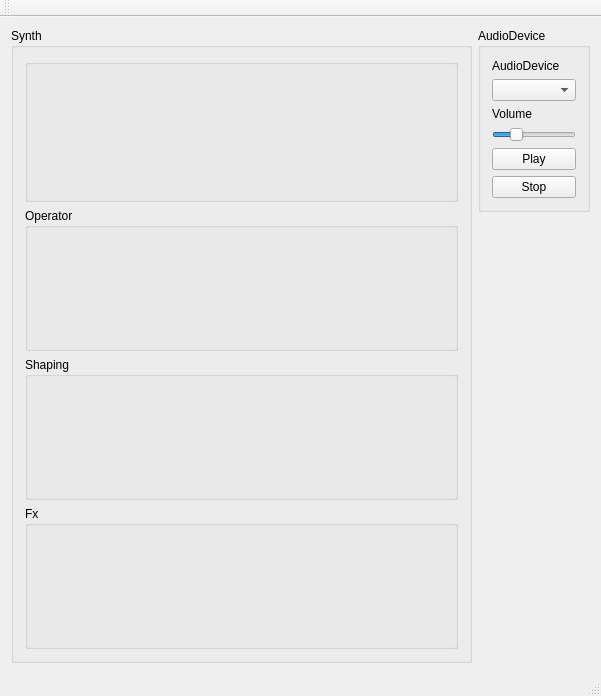
djeemie2000/SynthPlayground, file Synth7/mainwindow.ui: the form before one commit.
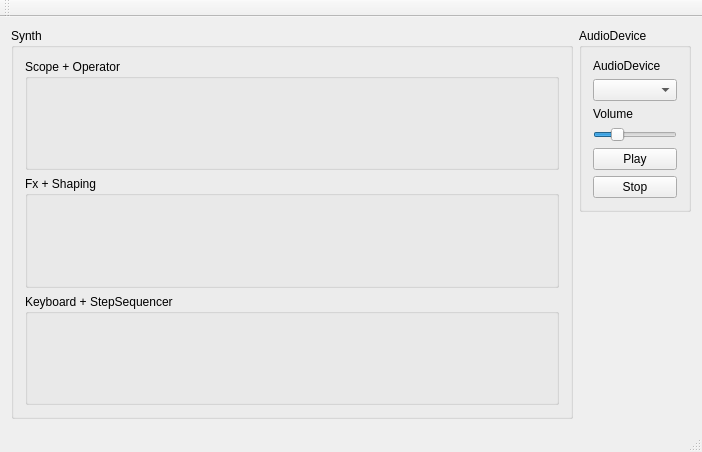
The form after the commit.

Commit message: RSynth7 : re-arranged gui

Patch:
```diff
--- a/Synth7/mainwindow.ui
+++ b/Synth7/mainwindow.ui
@@ -6,8 +6,8 @@
    <rect>
     <x>0</x>
     <y>0</y>
-    <width>601</width>
-    <height>696</height>
+    <width>702</width>
+    <height>452</height>
    </rect>
   </property>
   <property name="windowTitle">
@@ -21,32 +21,10 @@
        <string>Synth</string>
       </property>
       <layout class="QVBoxLayout" name="verticalLayout">
-       <item>
-        <widget class="QGroupBox" name="groupBox_Scope">
-         <property name="title">
-          <string/>
-         </property>
-         <layout class="QHBoxLayout" name="horizontalLayout_3">
-          <item>
-           <spacer name="horizontalSpacer_3">
-            <property name="orientation">
-             <enum>Qt::Horizontal</enum>
-            </property>
-            <property name="sizeHint" stdset="0">
-             <size>
-              <width>406</width>
-              <height>20</height>
-             </size>
-            </property>
-           </spacer>
-          </item>
-         </layout>
-        </widget>
-       </item>
        <item>
         <widget class="QGroupBox" name="groupBox_Operator">
          <property name="title">
-          <string>Operator</string>
+          <string>Scope + Operator</string>
          </property>
          <layout class="QHBoxLayout" name="horizontalLayout_5">
           <item>
@@ -68,42 +46,42 @@
        <item>
         <widget class="QGroupBox" name="groupBox_Shaping">
          <property name="title">
-          <string>Shaping</string>
+          <string>Fx + Shaping</string>
          </property>
          <property name="flat">
           <bool>false</bool>
          </property>
          <layout class="QHBoxLayout" name="horizontalLayout_2">
           <item>
-           <spacer name="horizontalSpacer">
-            <property name="orientation">
-             <enum>Qt::Horizontal</enum>
-            </property>
-            <property name="sizeHint" stdset="0">
-             <size>
-              <width>1239</width>
-              <height>20</height>
-             </size>
-            </property>
-           </spacer>
-          </item>
-         </layout>
-        </widget>
-       </item>
-       <item>
-        <widget class="QGroupBox" name="groupBox_Fx">
-         <property name="title">
-          <string>Fx</string>
-         </property>
-         <layout class="QHBoxLayout" name="horizontalLayout_4">
-          <item>
            <spacer name="horizontalSpacer_2">
             <property name="orientation">
              <enum>Qt::Horizontal</enum>
             </property>
             <property name="sizeHint" stdset="0">
              <size>
-              <width>541</width>
+              <width>40</width>
+              <height>20</height>
+             </size>
+            </property>
+           </spacer>
+          </item>
+         </layout>
+        </widget>
+       </item>
+       <item>
+        <widget class="QGroupBox" name="groupBox_Keyboard">
+         <property name="title">
+          <string>Keyboard + StepSequencer</string>
+         </property>
+         <layout class="QHBoxLayout" name="horizontalLayout_3">
+          <item>
+           <spacer name="horizontalSpacer">
+            <property name="orientation">
+             <enum>Qt::Horizontal</enum>
+            </property>
+            <property name="sizeHint" stdset="0">
+             <size>
+              <width>507</width>
               <height>20</height>
              </size>
             </property>
```
Left out of the diff: 2 changed lines with no effect on the pictures. The commit also changes 1 other file.
